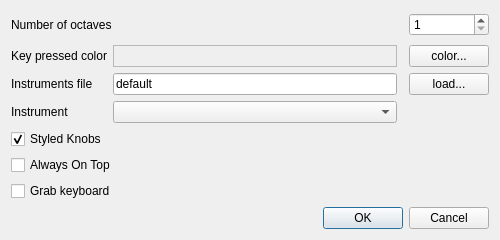
This is trunk/src/preferences.ui in svn2github/vmpk as Qt 5 draws it before an edit. The edited form follows.
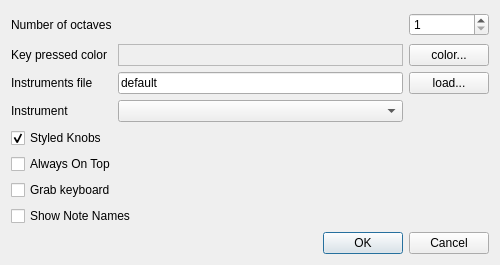
This is the edited form.

Commit message: * new preferences option: show note names

```diff
--- a/trunk/src/preferences.ui
+++ b/trunk/src/preferences.ui
@@ -7,7 +7,7 @@
     <x>0</x>
     <y>0</y>
     <width>500</width>
-    <height>240</height>
+    <height>265</height>
    </rect>
   </property>
   <property name="minimumSize">
@@ -20,7 +20,7 @@
    <string>Preferences</string>
   </property>
   <layout class="QGridLayout" name="gridLayout">
-   <item row="0" column="0" colspan="3">
+   <item row="0" column="0">
     <widget class="QLabel" name="lblNumOctaves">
      <property name="sizePolicy">
       <sizepolicy hsizetype="Minimum" vsizetype="Expanding">
@@ -36,7 +36,7 @@
      </property>
     </widget>
    </item>
-   <item row="0" column="3">
+   <item row="0" column="2">
     <widget class="QSpinBox" name="spinNumOctaves">
      <property name="whatsThis">
       <string>The number of octaves, from 1 to 10. Each octave has 12 keys: 7 white and 5 black. The MIDI standard has 128 notes, but not all instruments can play all of them.</string>
@@ -81,7 +81,7 @@
      </property>
     </widget>
    </item>
-   <item row="1" column="3">
+   <item row="1" column="2">
     <widget class="QPushButton" name="btnColor">
      <property name="whatsThis">
       <string>Press this button to change the highligh color used to paint the keys that are being activated.</string>
@@ -123,7 +123,7 @@
      </property>
     </widget>
    </item>
-   <item row="2" column="3">
+   <item row="2" column="2">
     <widget class="QPushButton" name="btnInstrument">
      <property name="whatsThis">
       <string>Press this button to load an instruments definition file from disk.</string>
@@ -202,7 +202,17 @@
      </property>
     </widget>
    </item>
-   <item row="7" column="0" colspan="4">
+   <item row="7" column="0" colspan="2">
+    <widget class="QCheckBox" name="chkShowNames">
+     <property name="whatsThis">
+      <string>Check this box to display the note names over the piano keys.</string>
+     </property>
+     <property name="text">
+      <string>Show Note Names</string>
+     </property>
+    </widget>
+   </item>
+   <item row="8" column="0" colspan="3">
     <widget class="QDialogButtonBox" name="buttonBox">
      <property name="standardButtons">
       <set>QDialogButtonBox::Cancel|QDialogButtonBox::Ok</set>
```
The commit also changes 4 other files.
